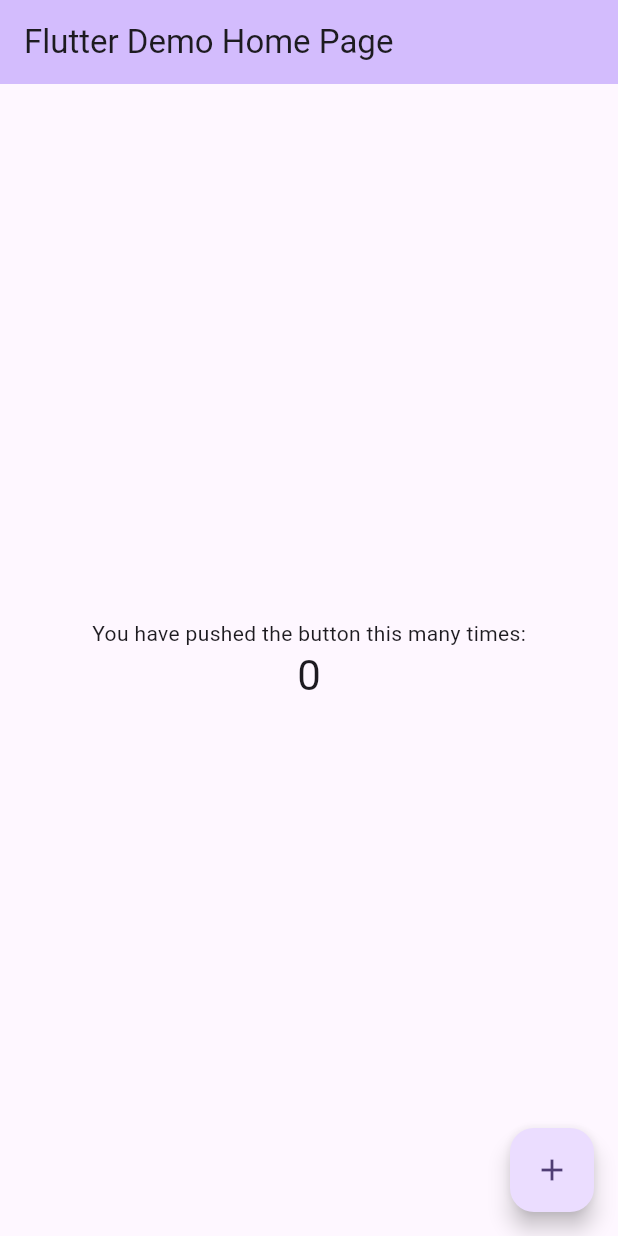
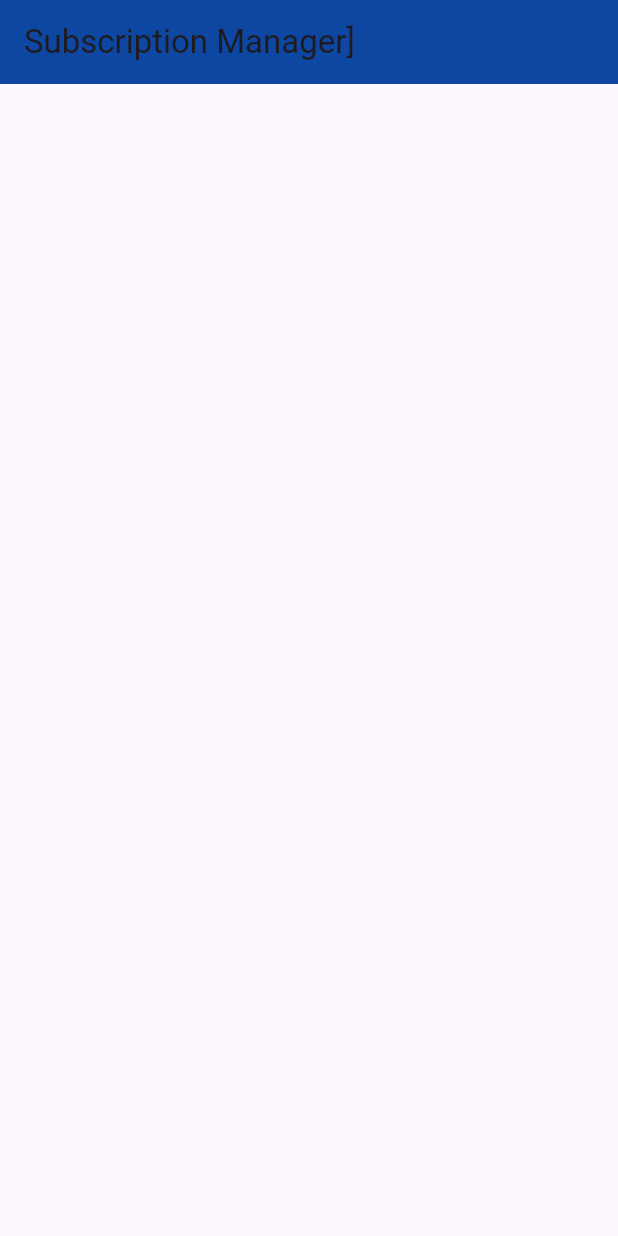
Before and after one commit to bwradu/subscription_manager, a Flutter app: the screen it shows after launch, on a phone screen of 412 x 824 dp. Run offline on Flutter 3.47's test engine with Material 3 defaults, Android fonts, the phone set to English and light mode, and no system bars.

Commit message:
created the basic skeleton nothing works2

```diff
--- a/lib/main.dart
+++ b/lib/main.dart
@@ -1,125 +1,6 @@
 import 'package:flutter/material.dart';
+import 'package:subscription/pages/home.dart';
 
-void main() {
-  runApp(const MyApp());
-}
-
-class MyApp extends StatelessWidget {
-  const MyApp({super.key});
-
-  // This widget is the root of your application.
-  @override
-  Widget build(BuildContext context) {
-    return MaterialApp(
-      title: 'Flutter Demo',
-      theme: ThemeData(
-        // This is the theme of your application.
-        //
-        // TRY THIS: Try running your application with "flutter run". You'll see
-        // the application has a purple toolbar. Then, without quitting the app,
-        // try changing the seedColor in the colorScheme below to Colors.green
-        // and then invoke "hot reload" (save your changes or press the "hot
-        // reload" button in a Flutter-supported IDE, or press "r" if you used
-        // the command line to start the app).
-        //
-        // Notice that the counter didn't reset back to zero; the application
-        // state is not lost during the reload. To reset the state, use hot
-        // restart instead.
-        //
-        // This works for code too, not just values: Most code changes can be
-        // tested with just a hot reload.
-        colorScheme: ColorScheme.fromSeed(seedColor: Colors.deepPurple),
-        useMaterial3: true,
-      ),
-      home: const MyHomePage(title: 'Flutter Demo Home Page'),
-    );
-  }
-}
-
-class MyHomePage extends StatefulWidget {
-  const MyHomePage({super.key, required this.title});
-
-  // This widget is the home page of your application. It is stateful, meaning
-  // that it has a State object (defined below) that contains fields that affect
-  // how it looks.
-
-  // This class is the configuration for the state. It holds the values (in this
-  // case the title) provided by the parent (in this case the App widget) and
-  // used by the build method of the State. Fields in a Widget subclass are
-  // always marked "final".
-
-  final String title;
-
-  @override
-  State<MyHomePage> createState() => _MyHomePageState();
-}
-
-class _MyHomePageState extends State<MyHomePage> {
-  int _counter = 0;
-
-  void _incrementCounter() {
-    setState(() {
-      // This call to setState tells the Flutter framework that something has
-      // changed in this State, which causes it to rerun the build method below
-      // so that the display can reflect the updated values. If we changed
-      // _counter without calling setState(), then the build method would not be
-      // called again, and so nothing would appear to happen.
-      _counter++;
-    });
-  }
-
-  @override
-  Widget build(BuildContext context) {
-    // This method is rerun every time setState is called, for instance as done
-    // by the _incrementCounter method above.
-    //
-    // The Flutter framework has been optimized to make rerunning build methods
-    // fast, so that you can just rebuild anything that needs updating rather
-    // than having to individually change instances of widgets.
-    return Scaffold(
-      appBar: AppBar(
-        // TRY THIS: Try changing the color here to a specific color (to
-        // Colors.amber, perhaps?) and trigger a hot reload to see the AppBar
-        // change color while the other colors stay the same.
-        backgroundColor: Theme.of(context).colorScheme.inversePrimary,
-        // Here we take the value from the MyHomePage object that was created by
-        // the App.build method, and use it to set our appbar title.
-        title: Text(widget.title),
-      ),
-      body: Center(
-        // Center is a layout widget. It takes a single child and positions it
-        // in the middle of the parent.
-        child: Column(
-          // Column is also a layout widget. It takes a list of children and
-          // arranges them vertically. By default, it sizes itself to fit its
-          // children horizontally, and tries to be as tall as its parent.
-          //
-          // Column has various properties to control how it sizes itself and
-          // how it positions its children. Here we use mainAxisAlignment to
-          // center the children vertically; the main axis here is the vertical
-          // axis because Columns are vertical (the cross axis would be
-          // horizontal).
-          //
-          // TRY THIS: Invoke "debug painting" (choose the "Toggle Debug Paint"
-          // action in the IDE, or press "p" in the console), to see the
-          // wireframe for each widget.
-          mainAxisAlignment: MainAxisAlignment.center,
-          children: <Widget>[
-            const Text(
-              'You have pushed the button this many times:',
-            ),
-            Text(
-              '$_counter',
-              style: Theme.of(context).textTheme.headlineMedium,
-            ),
-          ],
-        ),
-      ),
-      floatingActionButton: FloatingActionButton(
-        onPressed: _incrementCounter,
-        tooltip: 'Increment',
-        child: const Icon(Icons.add),
-      ), // This trailing comma makes auto-formatting nicer for build methods.
-    );
-  }
-}
+void main() => runApp(MaterialApp(initialRoute: '/home', routes: {
+      '/home': (context) => Home(),
+    }));
--- /dev/null
+++ b/lib/pages/home.dart
@@ -0,0 +1,22 @@
+import 'package:flutter/material.dart';
+import 'package:flutter/rendering.dart';
+import 'package:flutter/widgets.dart';
+
+class Home extends StatefulWidget {
+  const Home({super.key});
+
+  @override
+  State<Home> createState() => _HomeState();
+}
+
+class _HomeState extends State<Home> {
+  @override
+  Widget build(BuildContext context) {
+    return Scaffold(
+      appBar: AppBar(
+        backgroundColor: Colors.blue[900],
+        title: Text('Subscription Manager]'),
+      ),
+    );
+  }
+}
```
Also changed, not shown: lib/services/subscription_list.dart (added, +27 -0 lines).
